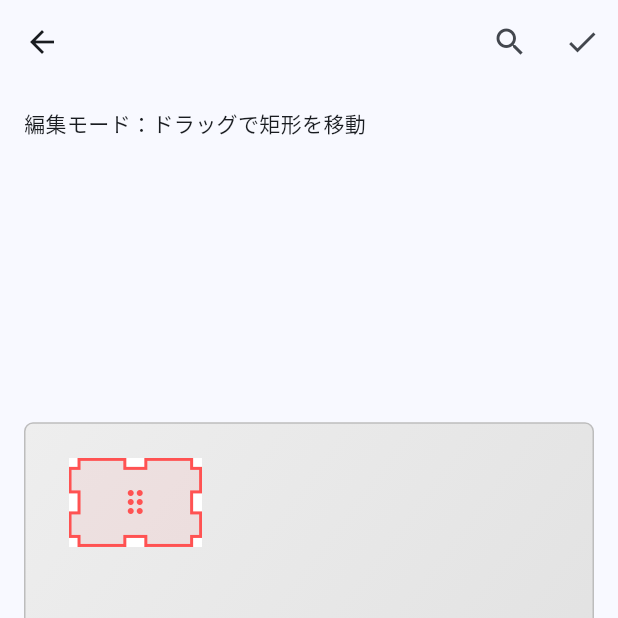
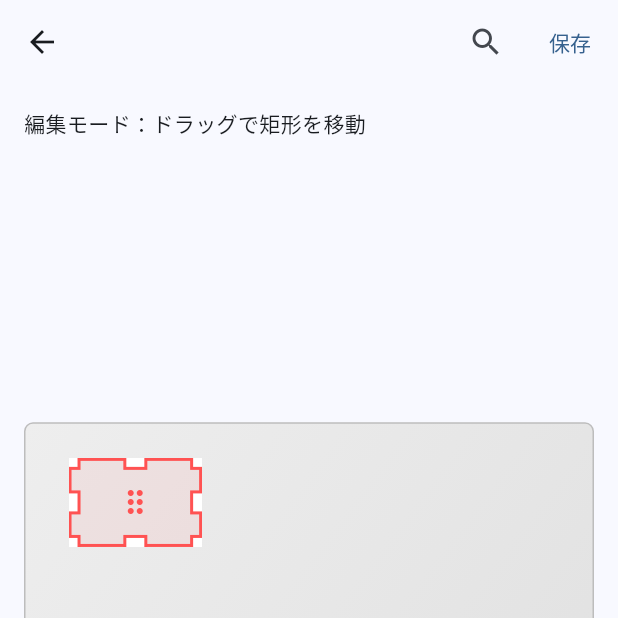
Before and after one commit to mina-ima/diffapp, a Flutter app: the RectSelectPage screen opened directly with empty values, on a phone screen of 412 x 824 dp, the top half of it. Run offline on Flutter 3.47's test engine with Material 3 defaults, Android fonts, the light colour scheme and no system bars; our stand-ins replace image_picker; missing offline and left inert: dart:ffi.

Commit message:
矩形選択ページ: レ点アイコンを削除し、ツールチップ付きテキスト『保存』ボタンに変更。回帰テスト追加。

```diff
--- a/diffapp/lib/screens/rect_select_page.dart
+++ b/diffapp/lib/screens/rect_select_page.dart
@@ -62,10 +62,12 @@ class _RectSelectPageState extends State<RectSelectPage> {
             icon: Icon(_editMode ? Icons.search : Icons.edit),
             onPressed: _toggleMode,
           ),
-          IconButton(
-            icon: const Icon(Icons.check),
-            tooltip: '保存',
-            onPressed: _save,
+          Tooltip(
+            message: '保存',
+            child: TextButton(
+              onPressed: _save,
+              child: const Text('保存'),
+            ),
           ),
         ],
       ),
```
Also changed, not shown: 1 other file.
